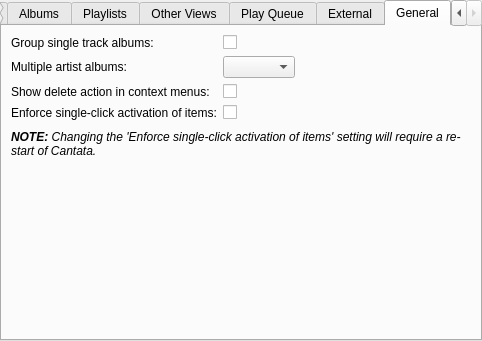
Old version of the form gui/interfacesettings.ui in the repository polpo/cantata-mac.
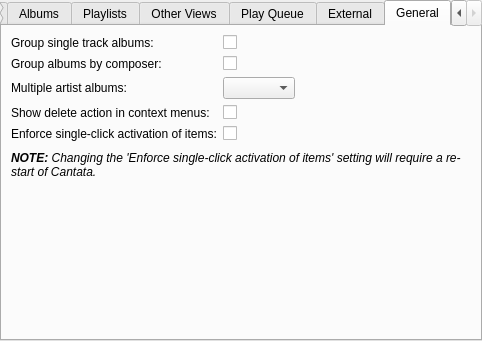
New version of the form. The open tabs and pages were chosen to show the change. Custom widgets are drawn as their Qt base class.

Commit message: Initial support for Composer tag

```diff
--- a/gui/interfacesettings.ui
+++ b/gui/interfacesettings.ui
@@ -498,6 +498,23 @@
           </widget>
          </item>
          <item row="1" column="0">
+          <widget class="BuddyLabel" name="useComposerLabel">
+           <property name="text">
+            <string>Group albums by composer:</string>
+           </property>
+           <property name="buddy">
+            <cstring>useComposer</cstring>
+           </property>
+          </widget>
+         </item>
+         <item row="1" column="1">
+          <widget class="OnOffButton" name="useComposer">
+           <property name="text">
+            <string/>
+           </property>
+          </widget>
+         </item>
+         <item row="2" column="0">
           <widget class="BuddyLabel" name="groupMultipleLabel">
            <property name="text">
             <string>Multiple artist albums:</string>
@@ -507,10 +524,10 @@
            </property>
           </widget>
          </item>
-         <item row="1" column="1">
+         <item row="2" column="1">
           <widget class="QComboBox" name="groupMultiple"/>
          </item>
-         <item row="2" column="0">
+         <item row="3" column="0">
           <widget class="BuddyLabel" name="showDeleteActionLabel">
            <property name="text">
             <string>Show delete action in context menus:</string>
@@ -520,14 +537,14 @@
            </property>
           </widget>
          </item>
-         <item row="2" column="1">
+         <item row="3" column="1">
           <widget class="OnOffButton" name="showDeleteAction">
            <property name="text">
             <string/>
            </property>
           </widget>
          </item>
-         <item row="3" column="0">
+         <item row="4" column="0">
           <widget class="BuddyLabel" name="forceSingleClick_label">
            <property name="text">
             <string>Enforce single-click activation of items:</string>
@@ -537,7 +554,7 @@
            </property>
           </widget>
          </item>
-         <item row="3" column="1">
+         <item row="4" column="1">
           <widget class="OnOffButton" name="forceSingleClick">
            <property name="text">
             <string/>
```
The commit also changes 39 other files.
